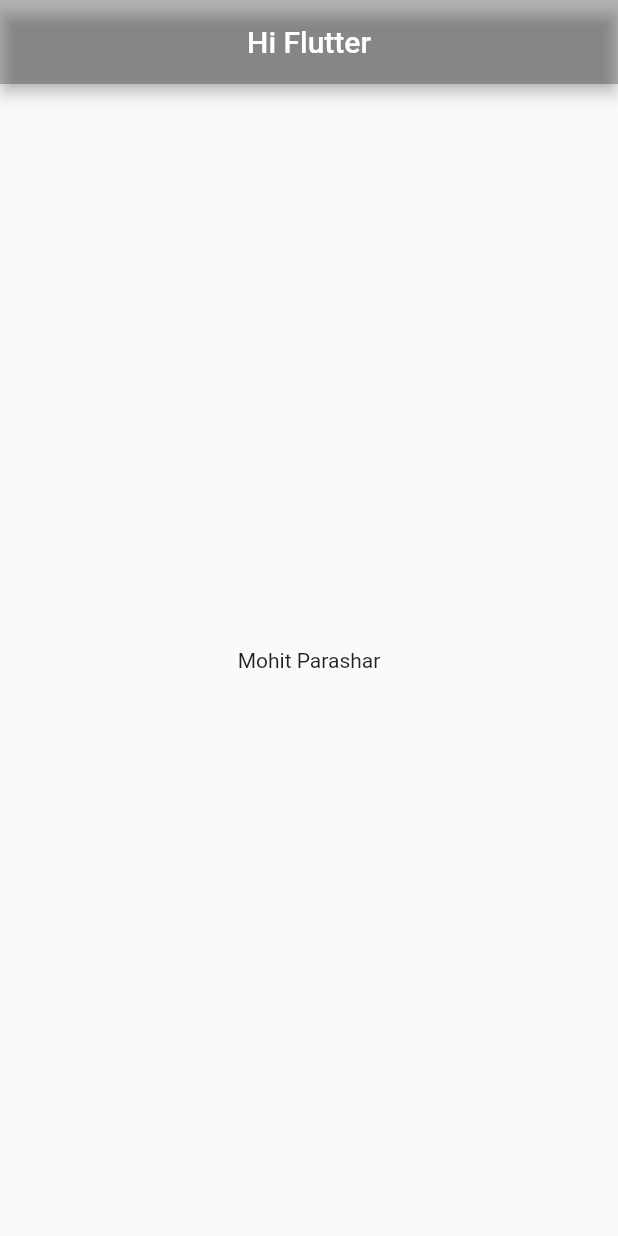
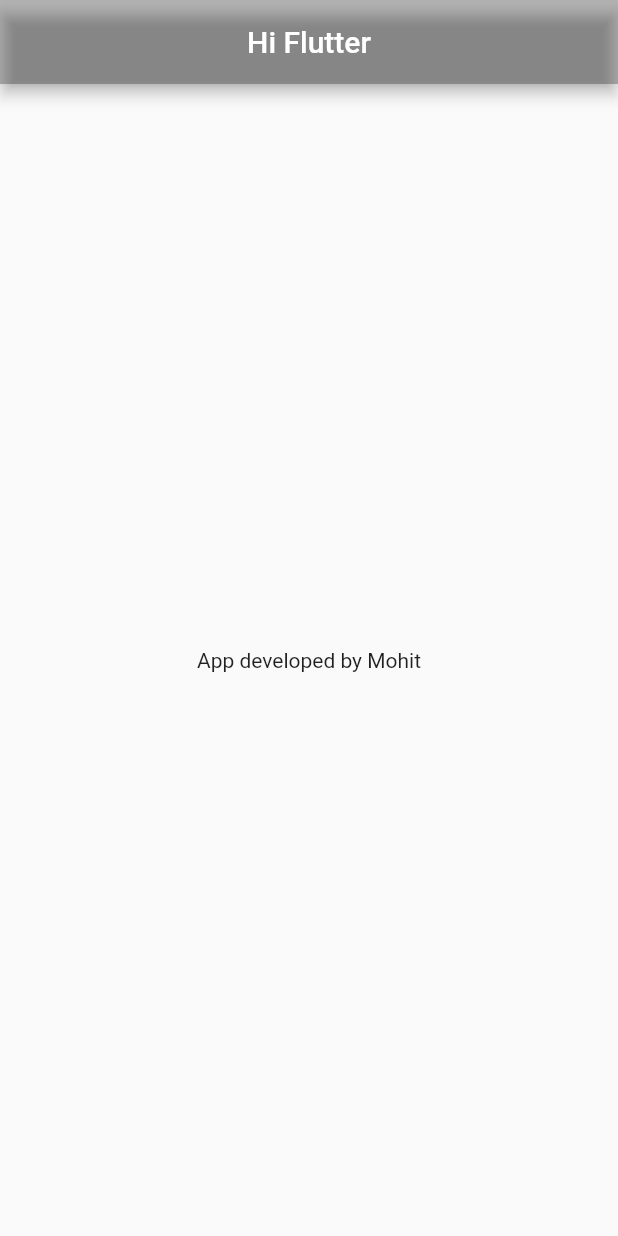
Before and after one commit to RuntimeTerror-404/flutter, a Flutter app: the screen it shows after launch, on a phone screen of 412 x 824 dp. Run offline on Flutter 3.47's test engine with Material 2 defaults, Android fonts, the phone set to English and light mode, and no system bars.

Commit message:
CH1 completed

```diff
--- a/flutter_practice/practice/lib/main.dart
+++ b/flutter_practice/practice/lib/main.dart
@@ -18,7 +18,7 @@ class HomePage extends StatelessWidget {
         backgroundColor: Colors.black26,
       ),
       body: Container(
-        child: Center(child: Text("Mohit Parashar")),
+        child: Center(child: Text("App developed by Mohit")),
       ),
     );
   }
```
